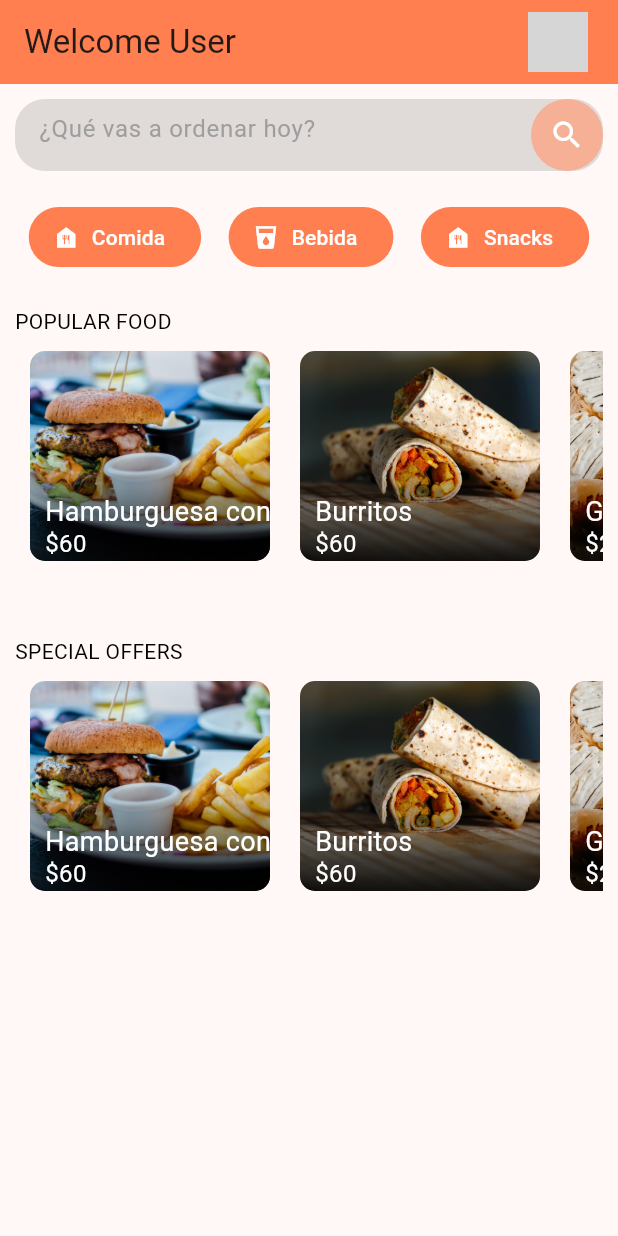
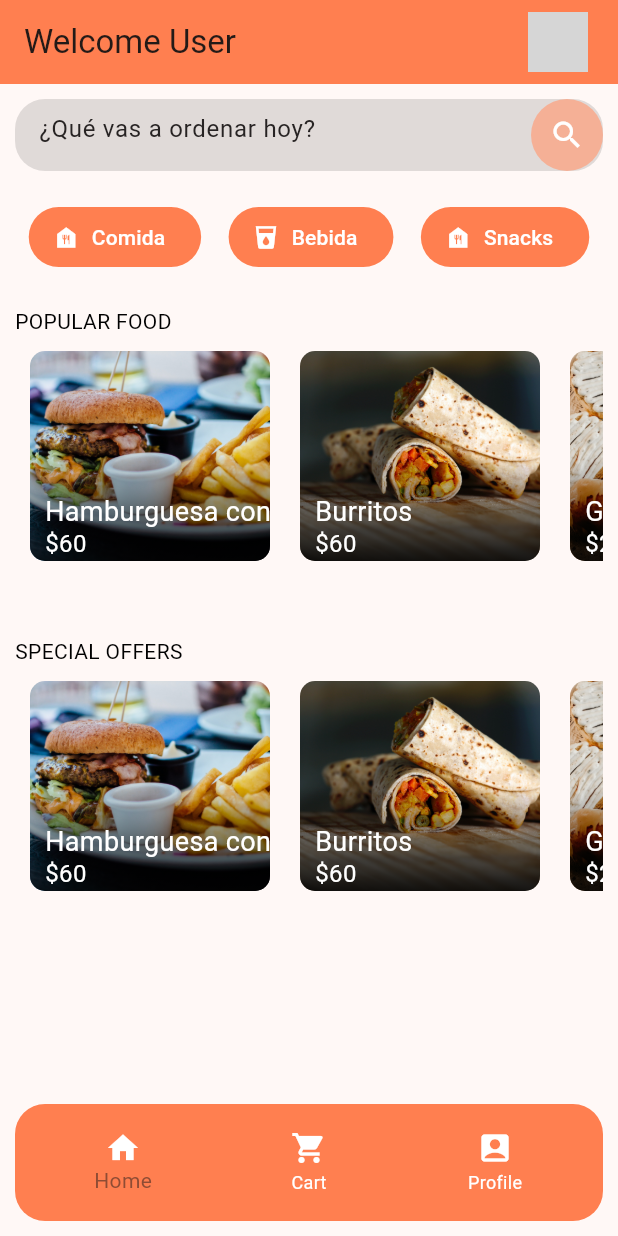
Before and after one commit to Alfred024/cafe_app_flutter, a Flutter app: the screen it shows after launch, on a phone screen of 412 x 824 dp. Run offline on Flutter 3.47's test engine with Material 2 defaults, Android fonts, the phone set to English and light mode, and no system bars; our stand-ins replace go_router; network calls fail; grey boxes are pictures that could not be loaded.

Commit message:
Folders of Widgets refactored

```diff
--- a/lib/main.dart
+++ b/lib/main.dart
@@ -1,9 +1,10 @@
 import 'package:flutter/material.dart';
 import 'package:food_app/config/theme/app_theme.dart';
 import 'package:food_app/provider/food_data_provider.dart';
-import 'package:food_app/screens/home_page.dart';
+import 'package:food_app/screens/home/home_page.dart';
 import 'package:food_app/widgets/navbar_bottom.dart';
 import 'package:provider/provider.dart';
+//import 'package:food_app/widgets/form_demo.dart';
 
 void main() {
   runApp(const MainApp());
@@ -38,7 +39,7 @@ class MainApp extends StatelessWidget {
                   create: (context) => FoodDataProvider()..loadFoodCards())
             ],
             child: const HomePage()),
-        //bottomNavigationBar: const NavbarBottom(),
+        bottomNavigationBar: const NavbarBottom(),
       ),
     );
   }
--- a/lib/screens/home_page.dart
+++ b/lib/screens/home/home_page.dart
@@ -1,7 +1,7 @@
 import 'package:flutter/material.dart';
 import 'package:food_app/domain/food_card.dart';
 import 'package:food_app/provider/food_data_provider.dart';
-import 'package:food_app/widgets/search_bar.dart';
+import 'package:food_app/screens/home/search_bar.dart';
 import 'package:provider/provider.dart';
 
 //PageView.builder: Creates a scrollable list that works page by page using widgets that are created on demand.
--- a/lib/widgets/search_bar.dart
+++ b/lib/screens/home/search_bar.dart
@@ -14,7 +14,7 @@ class SearchBarField extends StatelessWidget {
       fillColor: Colors.transparent,
       border: InputBorder.none,
       hintText: '¿Qué vas a ordenar hoy?',
-      hintStyle: const TextStyle(color: Colors.grey),
+      hintStyle: const TextStyle(color: Color.fromARGB(255, 39, 35, 35)),
       suffixIcon: IconButton(
         //padding: const EdgeInsets.fromLTRB(0, 0, 20, 0),
         onPressed: () {},
--- a/lib/screens/pages_exports.dart
+++ b/lib/screens/pages_exports.dart
@@ -1,3 +1,3 @@
-export 'package:food_app/screens/shopping_cart_page.dart';
-export 'package:food_app/screens/profile_page.dart';
-export 'package:food_app/screens/home_page.dart';
+export 'package:food_app/screens/shopping_cart/shopping_cart_page.dart';
+export 'package:food_app/screens/profile/profile_page.dart';
+export 'package:food_app/screens/home/home_page.dart';
```
Also changed, not shown: lib/screens/profile/profile_page.dart (renamed from lib/screens/profile_page.dart), lib/screens/shopping_cart/shopping_cart_page.dart (renamed from lib/screens/shopping_cart_page.dart).
